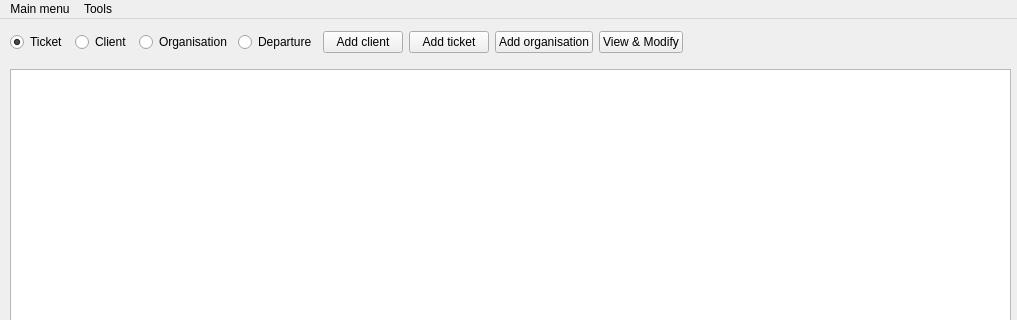
Before: the Qt Designer form kisqpy/client/main.ui in pkulev/scoodent, drawn with Qt 5; both pictures show x 0 to 1017 and y 0 to 320 of the 1017 by 606 pixel window.
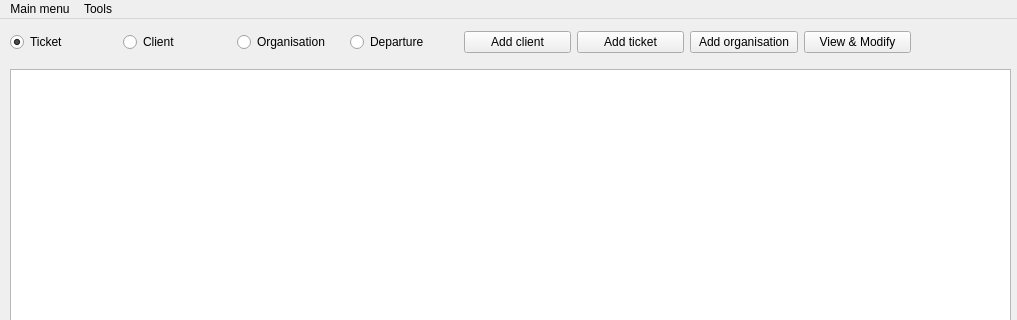
After: the same form once the commit is applied.

```diff
--- a/kisqpy/client/main.ui
+++ b/kisqpy/client/main.ui
@@ -63,12 +63,12 @@
      <bool>true</bool>
     </attribute>
    </widget>
-   <widget class="QWidget" name="">
+   <widget class="QWidget" name="layoutWidget">
     <property name="geometry">
      <rect>
       <x>10</x>
       <y>3</y>
-      <width>673</width>
+      <width>901</width>
       <height>41</height>
      </rect>
     </property>
```
Left out of the diff: 7 changed lines with no effect on the pictures.
